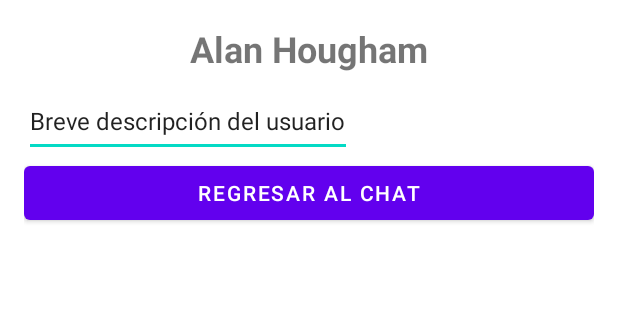
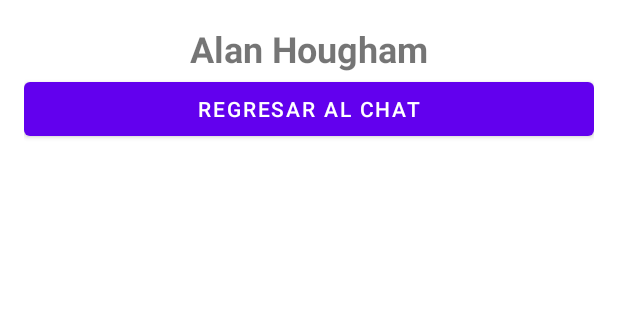
Before and after one commit to arhoughamunad/ChatApplicationProject, an Android app: the ProfileActivity screen opened directly, with no data from a screen before it, on a phone screen of 412 x 824 dp, the part 258-578 px from its top. Run offline under Robolectric (Android 15) with nearby library versions, the phone set to English and light mode, and no system bars.

Commit message:
Fase 5. Ajustes finales

```diff
--- a/app/src/main/java/com/example/chatapplication/ChatActivity.java
+++ b/app/src/main/java/com/example/chatapplication/ChatActivity.java
@@ -137,10 +137,10 @@ public class ChatActivity extends AppCompatActivity {
     private String saveImageToInternalStorage(Bitmap bitmap) {
         ContextWrapper wrapper = new ContextWrapper(getApplicationContext());
         File file = wrapper.getDir("Images", MODE_PRIVATE);
-        file = new File(file, "profile.jpg");
+        String fileName = "image_" + System.currentTimeMillis() + ".jpg";
+        file = new File(file, fileName);
         try {
-            OutputStream stream = null;
-            stream = new FileOutputStream(file);
+            OutputStream stream = new FileOutputStream(file);
             bitmap.compress(Bitmap.CompressFormat.JPEG, 100, stream);
             stream.flush();
             stream.close();
--- a/app/src/main/res/layout/activity_profile.xml
+++ b/app/src/main/res/layout/activity_profile.xml
@@ -29,15 +29,6 @@
             android:textSize="24sp"
             android:textStyle="bold" />
 
-        <!-- Descripción del usuario -->
-        <EditText
-            android:id="@+id/descriptionTextView"
-            android:layout_width="wrap_content"
-            android:layout_height="48dp"
-            android:layout_marginTop="8dp"
-            android:text="Breve descripción del usuario"
-            android:textSize="16sp" />
-
         <Button
             android:id="@+id/ChatButton"
             android:layout_width="match_parent"
```
